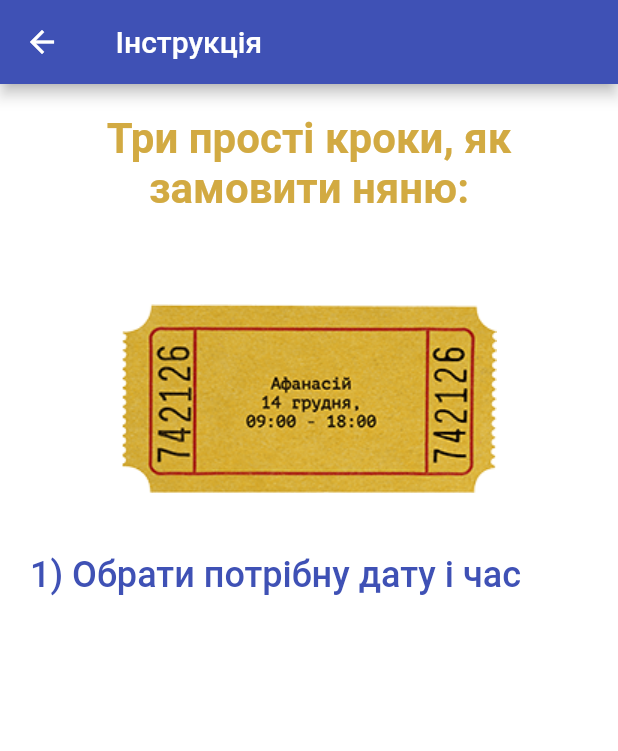
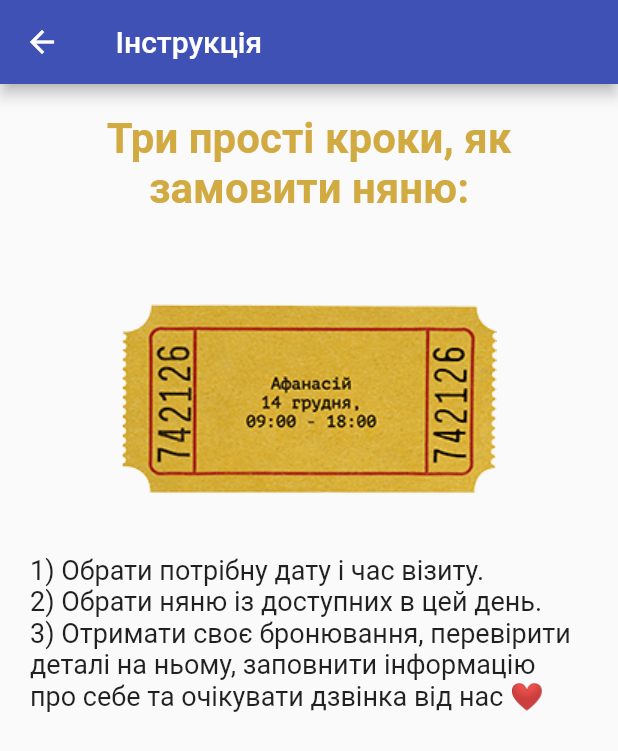
Before and after one commit to ascentman/nanny, a Flutter app: the TutorialScreen screen opened by its route, on a phone screen of 412 x 824 dp. Shown: the top 751 px of the screen. Run offline on Flutter 3.47's test engine with Material 2 defaults, Android fonts, the phone set to English and light mode, and no system bars; drawn by our look-alikes of animated_text_kit; our stand-ins replace auto_size_text, cached_network_image, cloud_firestore, contained_tab_bar_view, firebase_auth, firebase_core and 8 more; missing offline and left inert: flutter_email_sender, time_range_picker; accounts and stored records are empty; Roboto replaces fonts that are missing (Agne, Literata).

Commit message:
fix filter and select date, prepare 1.0.2 release

```diff
--- a/lib/screens/filter_screen.dart
+++ b/lib/screens/filter_screen.dart
@@ -42,12 +42,6 @@ class FilterScreen extends StatelessWidget {
               groupValue: viewModel.activeFilterOption,
               onChanged: (v) => _chooseFilterOption(context, v ?? 3),
             ),
-            RadioListTile<int>(
-              title: const Text('за спаданням ціни'),
-              value: 4,
-              groupValue: viewModel.activeFilterOption,
-              onChanged: (v) => _chooseFilterOption(context, v ?? 4),
-            ),
           ],
         ),
       ),
--- a/lib/screens/nannies_screen/components/nanny_drawer.dart
+++ b/lib/screens/nannies_screen/components/nanny_drawer.dart
@@ -18,10 +18,10 @@ class NannyDrawer extends StatelessWidget {
             children: [
               Image.asset(
                 'assets/images/nanny.png',
-                height: 200,
+                height: 160,
               ),
               const SizedBox(
-                height: 20,
+                height: 10,
               ),
               Text(
                 'UA kids: няня',
@@ -64,7 +64,7 @@ class NannyDrawer extends StatelessWidget {
               ),
               const Spacer(),
               Text(
-                'Версія програми: 1.0.1',
+                'Версія програми: 1.0.2',
                 textAlign: TextAlign.center,
                 style: GoogleFonts.literata(),
               ),
--- a/lib/screens/nanny_screen/components/choose_nanny_fab.dart
+++ b/lib/screens/nanny_screen/components/choose_nanny_fab.dart
@@ -20,7 +20,7 @@ class ChooseNannyButton extends StatelessWidget {
           Navigator.pushNamed(context, BookingConfirmScreen.id);
         },
         label: Text(
-          'Вибрати',
+          'Обрати няню',
           style: GoogleFonts.literata(textStyle: const TextStyle(fontSize: 15)),
         ),
         icon: const Icon(Icons.check_outlined),
--- a/lib/screens/tutorial_screen.dart
+++ b/lib/screens/tutorial_screen.dart
@@ -18,8 +18,7 @@ class TutorialScreen extends StatelessWidget {
           style: GoogleFonts.literata(),
         ),
       ),
-      body: Container(
-        color: Colors.white,
+      body: SingleChildScrollView(
         child: Column(
           crossAxisAlignment: CrossAxisAlignment.stretch,
           children: [
@@ -49,32 +48,13 @@ class TutorialScreen extends StatelessWidget {
             ),
             Padding(
               padding: const EdgeInsets.symmetric(horizontal: 20),
-              child: DefaultTextStyle(
-                style: const TextStyle(
-                  fontSize: 24.0,
-                  fontFamily: 'Agne',
-                  fontWeight: FontWeight.w500,
-                  color: Colors.indigo,
-                ),
-                child: AnimatedTextKit(
-                  isRepeatingAnimation: false,
-                  pause: const Duration(seconds: 2),
-                  animatedTexts: [
-                    TypewriterAnimatedText(
-                      '1) Обрати потрібну дату і час',
-                      speed: const Duration(milliseconds: 50),
-                    ),
-                    TypewriterAnimatedText(
-                      '2) Обрати няню із доступних нянь в цей час',
-                      speed: const Duration(milliseconds: 50),
-                    ),
-                    TypewriterAnimatedText(
-                      '3) Перевірити деталі бронювання, вказати відповідні дані та очікувати дзвінка від нас ❤️',
-                      speed: const Duration(milliseconds: 50),
-                    ),
-                  ],
-                ),
-              ),
+              child: Text(
+                  '1) Обрати потрібну дату і час візиту.\n'
+                  '2) Обрати няню із доступних в цей день.\n'
+                  '3) Отримати своє бронювання, перевірити деталі на ньому, '
+                  'заповнити інформацію про себе та очікувати дзвінка від нас ❤️',
+                  style: GoogleFonts.literata(
+                      textStyle: const TextStyle(fontSize: 18))),
             ),
           ],
         ),
```
Also changed, not shown: lib/repository/nannies_repo.dart (+25 -26 lines), lib/service/database_service.dart (+14 -27 lines), lib/viewmodel/nannies_view_model.dart (+17 -19 lines), 2 other files.
